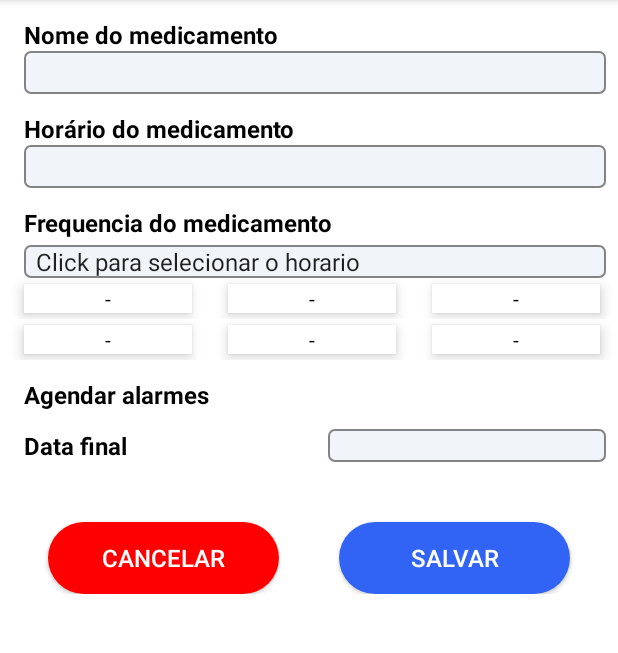
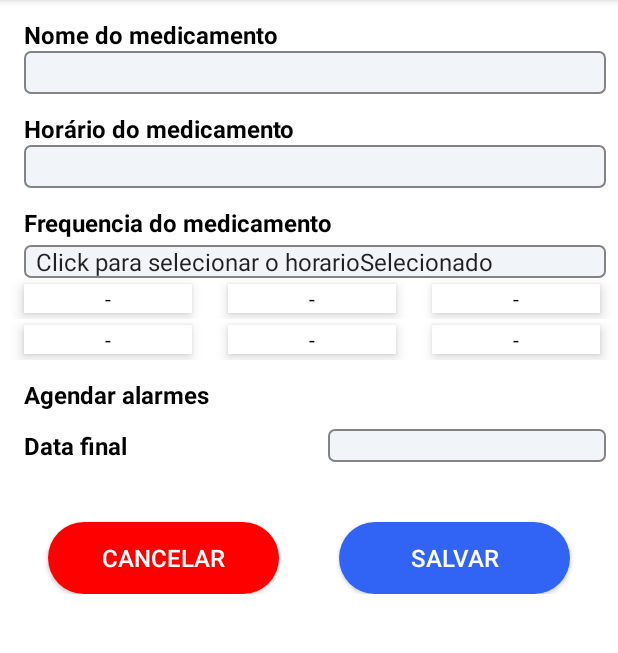
Before and after one commit to FabuSilva/teste, an Android app: the screen it shows after launch (MainActivity), after a tap on an icon or button, on a phone screen of 412 x 824 dp, the part 84-737 px from its top. Run offline under Robolectric (Android 15) with nearby library versions, the phone set to English and light mode, and no system bars.

```diff
--- a/app/src/main/java/com/example/myapplication/fragment/FragmentCadastroRemedio.java
+++ b/app/src/main/java/com/example/myapplication/fragment/FragmentCadastroRemedio.java
@@ -20,6 +20,7 @@ import android.widget.TimePicker;
 
 import com.example.myapplication.R;
 import com.example.myapplication.databinding.FragmentCadastroRemedioBinding;
+import com.example.myapplication.model.Alarme;
 
 import java.text.SimpleDateFormat;
 import java.util.Calendar;
@@ -28,6 +29,7 @@ import java.util.Locale;
 
 public class FragmentCadastroRemedio extends Fragment {
 
+    Alarme alarme;
     FragmentCadastroRemedioBinding binding;
     String horario = "";
     int frequancia, horaAtual, minutoAtal;
--- a/app/src/main/java/com/example/myapplication/fragment/FragmentListaAlarmes.java
+++ b/app/src/main/java/com/example/myapplication/fragment/FragmentListaAlarmes.java
@@ -41,15 +41,15 @@ public class FragmentListaAlarmes extends Fragment {
         super.onViewCreated(view, savedInstanceState);
 
         chamarTelaCadastro();
-        recyclerView = binding.recycle;
-        lista = new ArrayList<Alarme>();
-        lista.add(new Alarme("Dipirona","14/11/2022","10 20 01"));
-        lista.add(new Alarme("Anti-Alergico","17/11/2022","10 20 01"));
-        adapter = new RecyclerViewAdapter(getActivity(),lista);
-        RecyclerView.LayoutManager layoutManager = new LinearLayoutManager(getActivity(),
-                LinearLayoutManager.VERTICAL, false);
-        recyclerView.setLayoutManager(layoutManager);
-        recyclerView.setAdapter(adapter);
+//        recyclerView = binding.recycle;
+//        lista = new ArrayList<Alarme>();
+//        lista.add(new Alarme("Dipirona","14/11/2022","10 20 01"));
+//        lista.add(new Alarme("Anti-Alergico","17/11/2022","10 20 01"));
+//        adapter = new RecyclerViewAdapter(getActivity(),lista);
+//        RecyclerView.LayoutManager layoutManager = new LinearLayoutManager(getActivity(),
+//                LinearLayoutManager.VERTICAL, false);
+//        recyclerView.setLayoutManager(layoutManager);
+//        recyclerView.setAdapter(adapter);
     }
 
     @Override
--- a/app/src/main/java/com/example/myapplication/recyclerView/RecyclerViewAdapter.java
+++ b/app/src/main/java/com/example/myapplication/recyclerView/RecyclerViewAdapter.java
@@ -36,7 +36,7 @@ public class RecyclerViewAdapter extends RecyclerView.Adapter<RecyclerViewHolder
         Alarme alarme = itens.get(position);
         holder.nomeMedicamento.setText(alarme.getNomeMedicamento());
         holder.dataFinal.setText(alarme.getDataFinal());
-        holder.horarios.setText(alarme.getHorarios());
+        holder.horarios.setText(alarme.getHorarioSelecionado());
 
     }
 
--- a/app/src/main/res/values/arrays.xml
+++ b/app/src/main/res/values/arrays.xml
@@ -1,7 +1,7 @@
 <?xml version="1.0" encoding="utf-8"?>
 <resources>
     <string-array name="opcoes">
-        <item>Click para selecionar o horario</item>
+        <item>Click para selecionar o horarioSelecionado</item>
         <item>Uma vez por dia</item>
         <item>12 horas</item>
         <item>8 horas</item>
```
Also changed, not shown: app/src/main/java/com/example/myapplication/DAO/ControllerAlarme.java (added, +46 -0 lines), app/src/main/java/com/example/myapplication/DAO/CrudAlarme.java (added, +57 -0 lines), app/src/main/java/com/example/myapplication/model/Alarme.java (+29 -8 lines).
